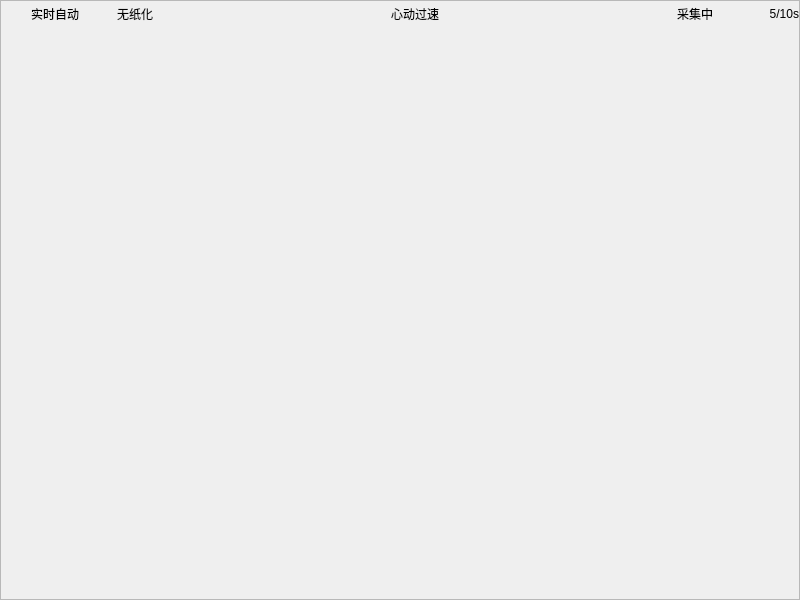
The window that sample_widget_std.ui (swifteen/test_widget_switch) describes before a commit, drawn with Qt 5.
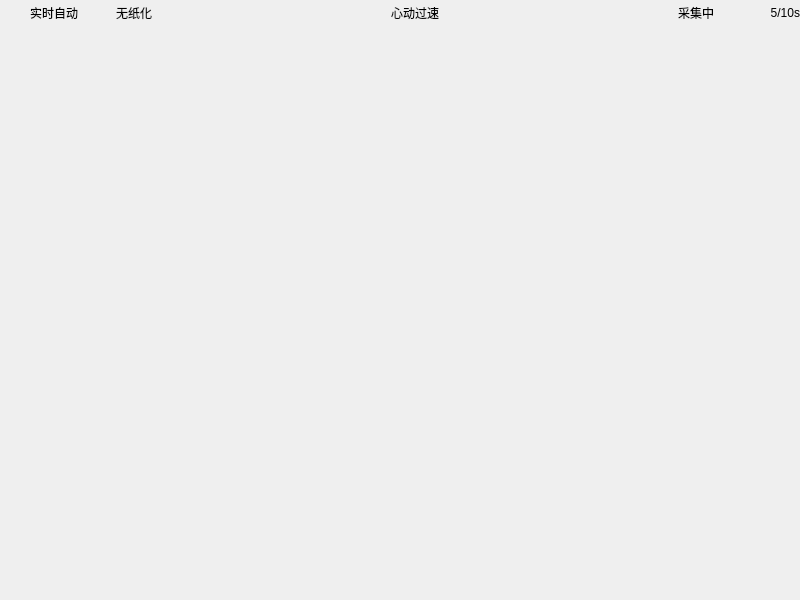
The same window after the commit.

Commit message: 修改frame风格为no frame，修改波形区域大小

What changed in the file:
```diff
--- a/sample_widget_std.ui
+++ b/sample_widget_std.ui
@@ -57,7 +57,7 @@
        <item>
         <widget class="QFrame" name="message_frame">
          <property name="frameShape">
-          <enum>QFrame::StyledPanel</enum>
+          <enum>QFrame::NoFrame</enum>
          </property>
          <property name="frameShadow">
           <enum>QFrame::Raised</enum>
```
The commit also changes 9 other files.
